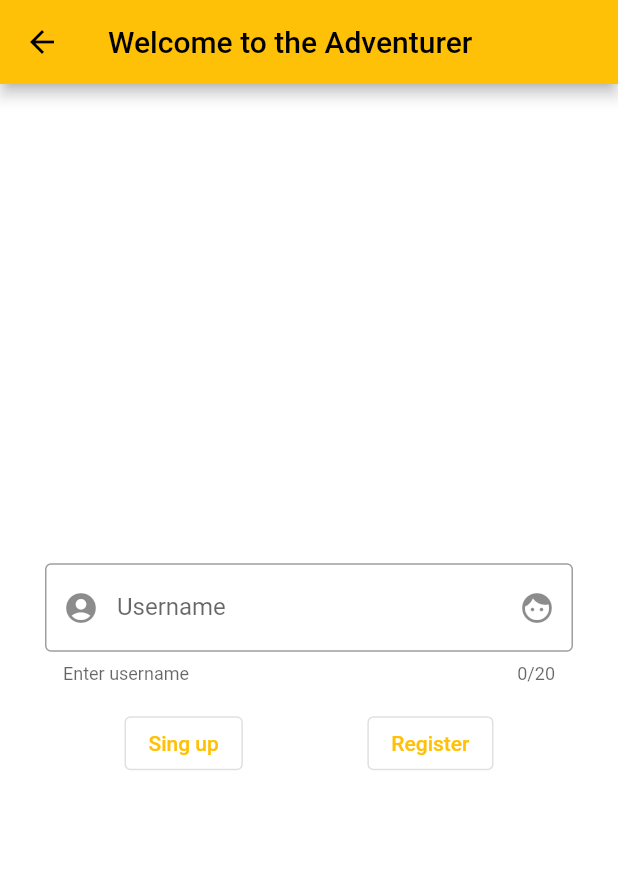
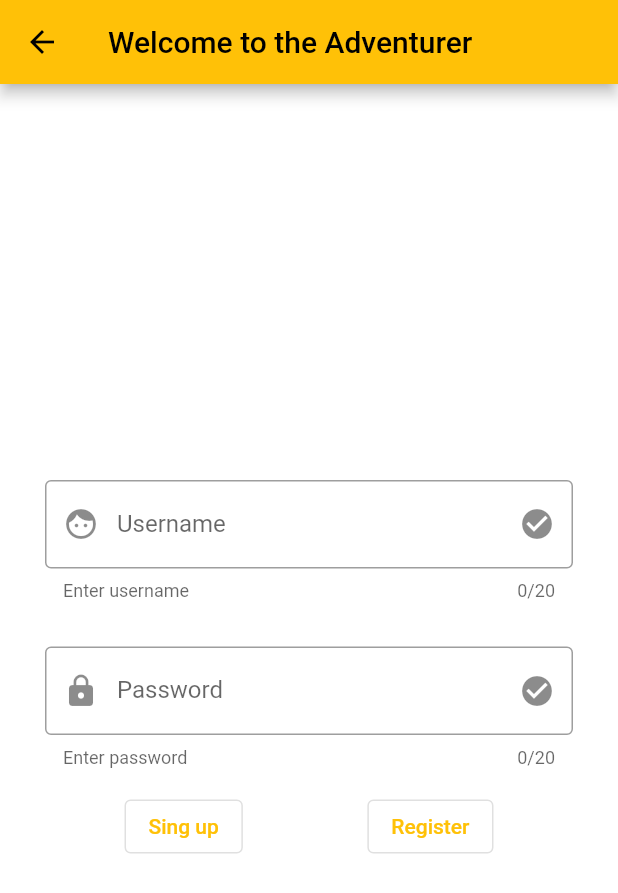
Before and after one commit to albrox9/albabrox_examen_2dam, a Flutter app: the screen it shows after launch, on a phone screen of 412 x 824 dp. Shown: the top 893 px of the screen. Run offline on Flutter 3.47's test engine with Material 2 defaults, Android fonts, the phone set to English and light mode, and no system bars.

Commit message:
Termino de customizar el LoginView

```diff
--- a/lib/login_views/login_view.dart
+++ b/lib/login_views/login_view.dart
@@ -10,20 +10,20 @@ class LoginView extends StatelessWidget {
   @override
   Widget build(BuildContext context) {
 
-    InputText itUser = const InputText(
+    InputText itUser = InputText(
         iWordLength: 20,
         sHelperText: 'Enter username',
         sLabel: 'Username',
-        iLeadingIcon: Icon(Icons.account_circle),
-        iTrailingIcon: Icon(Icons.face),
+        iLeadingIcon: const Icon(Icons.face),
+        iTrailingIcon: const Icon(Icons.check_circle),
         bIsPasswordInput: false);
 
-    InputText itPass = const InputText(
+    InputText itPass =  InputText(
         iWordLength: 20,
-        sHelperText: 'Enter username',
-        sLabel: 'Username',
-        iLeadingIcon: Icon(Icons.password),
-        iTrailingIcon: Icon(Icons.password_sharp),
+        sHelperText: 'Enter password',
+        sLabel: 'Password',
+        iLeadingIcon: const Icon(Icons.lock),
+        iTrailingIcon: const Icon(Icons.check_circle),
         bIsPasswordInput: true);
 
     return Scaffold(
@@ -36,6 +36,7 @@ class LoginView extends StatelessWidget {
           mainAxisAlignment: MainAxisAlignment.center,
           children: [
             itUser,
+            itPass,
             Row(
               mainAxisAlignment: MainAxisAlignment.spaceEvenly,
               children: [
--- a/lib/widget_views/input_text.dart
+++ b/lib/widget_views/input_text.dart
@@ -9,10 +9,7 @@ class InputText extends StatelessWidget {
   final Icon iTrailingIcon;
   final bool bIsPasswordInput;
 
-
-
-
-  const InputText({Key? key,
+      InputText({Key? key,
     required this.iWordLength,
     required this.sHelperText,
     required this.sLabel,
@@ -20,6 +17,8 @@ class InputText extends StatelessWidget {
     required this.iTrailingIcon,
     required this.bIsPasswordInput,})
       : super(key: key);
+
+  final _myController = TextEditingController();
 
   @override
   Widget build(BuildContext context) {
@@ -29,8 +28,10 @@ class InputText extends StatelessWidget {
         vertical: 15,
       ),
       child: TextFormField(
+        controller: _myController,
         maxLength: iWordLength,
         obscureText: bIsPasswordInput,
+
 
           decoration: InputDecoration(
           labelText: sLabel,
```
